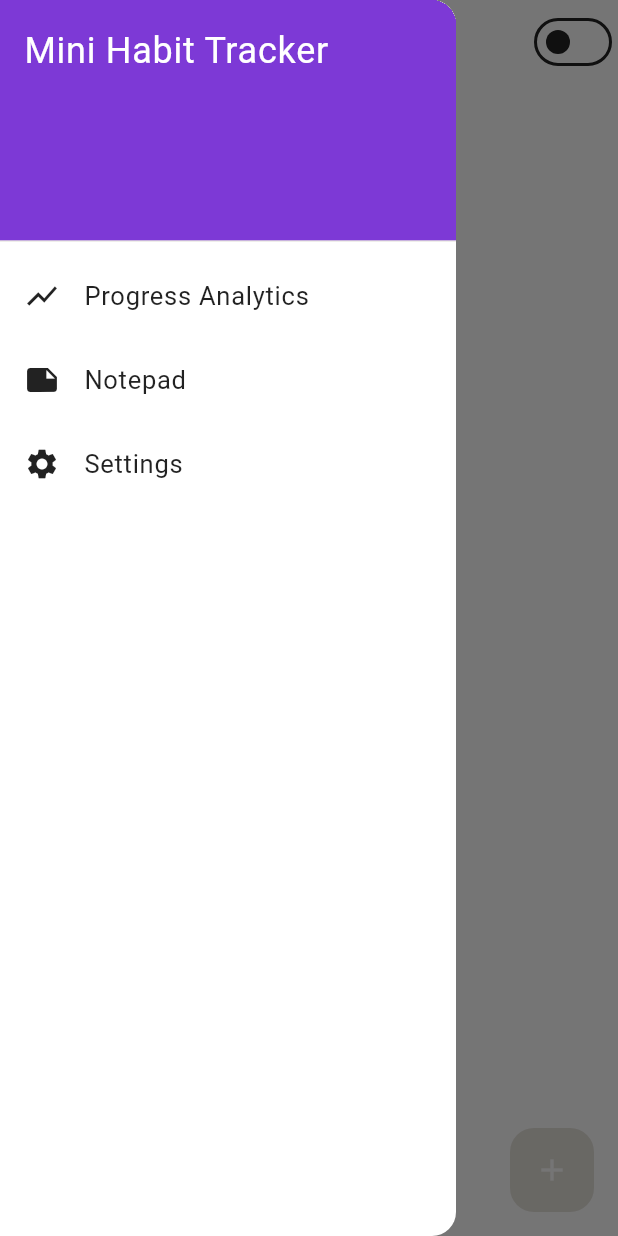
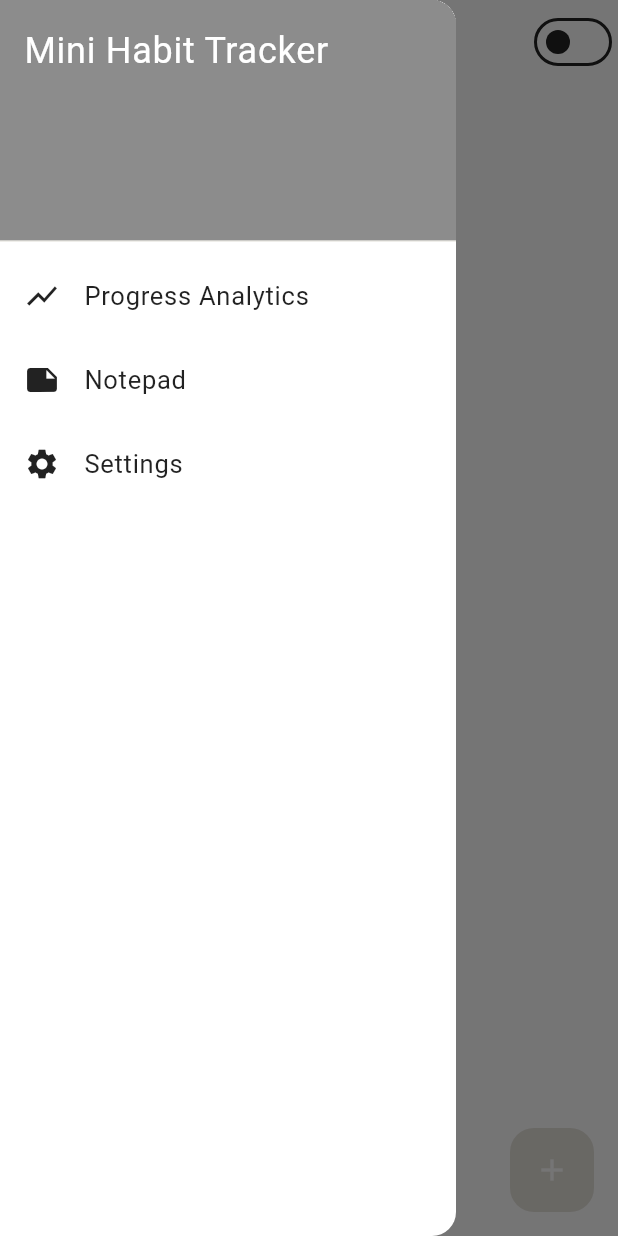
Before and after one commit to meeddhaa/mini_habit_tracker, a Flutter app: the screen it shows after launch, with the side drawer open, on a phone screen of 412 x 824 dp. Run offline on Flutter 3.47's test engine with Material 3 defaults, Android fonts, the phone set to English and light mode, and no system bars; our stand-ins replace cloud_firestore, firebase_auth, firebase_core, fl_chart, flutter_heatmap_calendar, flutter_local_notifications and 5 more; accounts and stored records are empty; generated files the repository leaves out were written again; network calls fail.

```diff
--- a/lib/main.dart
+++ b/lib/main.dart
@@ -58,15 +58,14 @@ class MyApp extends StatelessWidget {
 
   @override
   Widget build(BuildContext context) {
-    // CRUCIAL: Using Consumer guarantees that when the themeProvider's
-    // themeData changes (which it does right at startup), the MaterialApp rebuilds.
+
     return Consumer<ThemeProvider>(
       builder: (context, themeProvider, child) {
         return MaterialApp(
           debugShowCheckedModeBanner: false,
-          title: 'Aesthetic VIOLET Tracker', // <-- Keep this title for verification!
+          title: 'Aesthetic VIOLET Tracker',
 
-          // The theme data is pulled here, ensuring the latest theme is used.
+
           theme: themeProvider.themeData,
 
           initialRoute: '/',
--- a/lib/pages/home_page.dart
+++ b/lib/pages/home_page.dart
@@ -1,3 +1,4 @@
+// home_page.dart
 import 'package:flutter/material.dart';
 import 'package:mini_habit_tracker/components/my_habit_tile.dart';
 import 'package:mini_habit_tracker/components/my_heatmap.dart';
@@ -232,15 +233,22 @@ class _HomePageState extends State<HomePage> {
         child: ListView(
           padding: EdgeInsets.zero,
           children: [
-            const DrawerHeader(
+
+            DrawerHeader(
               decoration: BoxDecoration(
-                color: Color.fromARGB(255, 125, 57, 214),
+
+                color: Theme.of(context).colorScheme.primary,
               ),
               child: Text(
                 'Mini Habit Tracker',
-                style: TextStyle(color: Color.fromARGB(255, 255, 255, 255), fontSize: 24),
+                style: TextStyle(
+                  //
+                  color: Theme.of(context).colorScheme.inversePrimary,
+                  fontSize: 24,
+                ),
               ),
             ),
+            // END OF FIX
             ListTile(
               leading: const Icon(Icons.show_chart),
               title: const Text('Progress Analytics'),
--- a/lib/pages/theme/dark_mode.dart
+++ b/lib/pages/theme/dark_mode.dart
@@ -1,10 +1,14 @@
+// lib/pages/theme/dark_mode.dart
 import 'package:flutter/material.dart';
 
-ThemeData darkMode = ThemeData(
-  colorScheme: ColorScheme.dark(
-    primary: const Color(0xFF3A3A3A),        // MUJI charcoal grey
-    secondary: const Color(0xFF4A4A4A),      // soft muted grey
-    surface: const Color(0xFF2B2B2B),        // warm dark surface
+// 🛑 CRITICAL FIX: Changed from 'ThemeData darkMode = ...' to a getter
+ThemeData get darkMode => ThemeData(
+  brightness: Brightness.dark,
+
+  colorScheme: const ColorScheme.dark(
+    primary: Color(0xFF3A3A3A),        // MUJI charcoal grey
+    secondary: Color(0xFF4A4A4A),      // soft muted grey
+    surface: Color(0xFF2B2B2B),        // warm dark surface
     onPrimary: Colors.white,
     onSecondary: Colors.white,
     onSurface: Colors.white,
@@ -24,10 +28,10 @@ ThemeData darkMode = ThemeData(
       backgroundColor: const Color(0xFF4A4A4A), // muted charcoal
       foregroundColor: Colors.white,
       elevation: 0,
-      shape: RoundedRectangleBorder(
+      shape: const RoundedRectangleBorder(
         borderRadius: BorderRadius.all(Radius.circular(10)),
       ),
-      padding: EdgeInsets.symmetric(vertical: 12, horizontal: 24),
+      padding: const EdgeInsets.symmetric(vertical: 12, horizontal: 24),
     ),
   ),
 
--- a/lib/pages/theme/light_mode.dart
+++ b/lib/pages/theme/light_mode.dart
@@ -1,20 +1,22 @@
+// lib/pages/theme/light_mode.dart
 import 'package:flutter/material.dart';
 
-final ThemeData lightMode = ThemeData(
+// CRITICAL FIX: Changed to a getter (ThemeData get lightMode) to bypass caching
+ThemeData get lightMode => ThemeData(
   brightness: Brightness.light,
 
-  //  Color Palette
-  colorScheme: ColorScheme(
+  // Color Palette
+  colorScheme: const ColorScheme(
     brightness: Brightness.light,
-    primary: const Color(0xFF8C8C8C),       // MUJI warm grey
-    secondary: const Color(0xFFE5E2DB),     // Soft beige (linen tone)
-    surface: Colors.white,
-    background: const Color(0xFFF7F6F3),    // MUJI off-white
+    primary: Color(0xFF8C8C8C),       // MUJI warm grey (Used for DrawerHeader, main accents)
+    secondary: Color(0xFFE5E2DB),     // Soft beige (Used for interaction backgrounds)
+    surface: Colors.white,            // Card/Dialog background
+    background: Color(0xFFF7F6F3),    // MUJI off-white (Scaffold background)
     error: Colors.red,
-    onPrimary: Colors.white,
+    onPrimary: Colors.white,          // Text color on primary
     onSecondary: Colors.black87,
     onSurface: Colors.black87,
-    onBackground: Colors.black87,
+    onBackground: Colors.black87,     // Text color on scaffold
     onError: Colors.white,
   ),
 
@@ -38,10 +40,10 @@ final ThemeData lightMode = ThemeData(
   elevatedButtonTheme: ElevatedButtonThemeData(
     style: ElevatedButton.styleFrom(
       elevation: 0,
-      backgroundColor: Color(0xFF8C8C8C),
+      backgroundColor: const Color(0xFF8C8C8C),
       foregroundColor: Colors.white,
-      padding: EdgeInsets.symmetric(vertical: 12, horizontal: 24),
-      shape: RoundedRectangleBorder(
+      padding: const EdgeInsets.symmetric(vertical: 12, horizontal: 24),
+      shape: const RoundedRectangleBorder(
         borderRadius: BorderRadius.all(Radius.circular(10)),
       ),
     ),
@@ -49,9 +51,9 @@ final ThemeData lightMode = ThemeData(
 
   textButtonTheme: TextButtonThemeData(
     style: TextButton.styleFrom(
-      foregroundColor: Color(0xFF5A5A5A),
-      padding: EdgeInsets.symmetric(horizontal: 8, vertical: 4),
-      textStyle: TextStyle(
+      foregroundColor: const Color(0xFF5A5A5A),
+      padding: const EdgeInsets.symmetric(horizontal: 8, vertical: 4),
+      textStyle: const TextStyle(
         fontSize: 14,
         fontWeight: FontWeight.w400,
         letterSpacing: 0.5,
@@ -62,36 +64,36 @@ final ThemeData lightMode = ThemeData(
   // Text Fields
   inputDecorationTheme: InputDecorationTheme(
     filled: true,
-    fillColor: Color(0xFFEDEBE7), // warm beige white
-    contentPadding: EdgeInsets.symmetric(vertical: 12, horizontal: 16),
+    fillColor: const Color(0xFFEDEBE7), // warm beige white
+    contentPadding: const EdgeInsets.symmetric(vertical: 12, horizontal: 16),
     border: OutlineInputBorder(
-      borderRadius: BorderRadius.all(Radius.circular(10)),
-      borderSide: BorderSide(color: Color.fromARGB(255, 210, 187, 141)),
+      borderRadius: const BorderRadius.all(Radius.circular(10)),
+      borderSide: BorderSide(color: const Color.fromARGB(255, 210, 187, 141).withOpacity(0.5)),
     ),
-    enabledBorder: OutlineInputBorder(
+    enabledBorder: const OutlineInputBorder(
       borderRadius: BorderRadius.all(Radius.circular(10)),
       borderSide: BorderSide(color: Color(0xFFDAD7D1)),
     ),
-    focusedBorder: OutlineInputBorder(
+    focusedBorder: const OutlineInputBorder(
       borderRadius: BorderRadius.all(Radius.circular(10)),
       borderSide: BorderSide(color: Color(0xFF8C8C8C), width: 1),
     ),
-    hintStyle: TextStyle(color: Color(0xFF8F8F8F)),
+    hintStyle: const TextStyle(color: Color(0xFF8F8F8F)),
   ),
 
   // Cards
   cardTheme: CardTheme(
     color: Colors.white,
     elevation: 0,
-    margin: EdgeInsets.all(8),
+    margin: const EdgeInsets.all(8),
     shape: RoundedRectangleBorder(
       borderRadius: BorderRadius.circular(12),
-      side: BorderSide(color: Color(0xFFEAE7E2)),
+      side: const BorderSide(color: Color(0xFFEAE7E2)),
     ),
   ),
 
   // Typography
-  textTheme: TextTheme(
+  textTheme: const TextTheme(
     bodyMedium: TextStyle(
       fontSize: 15,
       color: Colors.black87,
@@ -112,7 +114,7 @@ final ThemeData lightMode = ThemeData(
   ),
 
   dividerColor: const Color(0xFFE0DDD6),
-  dividerTheme: DividerThemeData(
+  dividerTheme: const DividerThemeData(
     thickness: 0.8,
     color: Color(0xFFE0DDD6),
   ),
--- a/lib/pages/theme/theme_provider.dart
+++ b/lib/pages/theme/theme_provider.dart
@@ -1,24 +1,26 @@
+// lib/pages/theme/theme_provider.dart
 import 'package:flutter/material.dart';
-import 'package:mini_habit_tracker/pages/theme/dark_mode.dart';
 
+import 'dark_mode.dart';
 import 'light_mode.dart';
 
 class ThemeProvider extends ChangeNotifier {
-  // Initially, light mode
+  // Accesses the 'lightMode' getter for a fresh Theme object
   ThemeData _themeData = lightMode;
 
   // Get current theme
   ThemeData get themeData => _themeData;
 
-  // Is current theme dark mode
-  bool get isDarkMode => _themeData == darkMode;
+  // 🛑 FIX: Use brightness property for the most reliable theme check
+  bool get isDarkMode => _themeData.brightness == Brightness.dark;
 
   // Toggle theme
   void toggleTheme() {
-    if (_themeData == lightMode) {
-      _themeData = darkMode;
+    // 🛑 FIX: Check the brightness property to determine the current state
+    if (_themeData.brightness == Brightness.light) {
+      _themeData = darkMode; // Accesses the darkMode getter (fresh object)
     } else {
-      _themeData = lightMode;
+      _themeData = lightMode; // Accesses the lightMode getter (fresh object)
     }
     notifyListeners(); // Notify listeners after changing the theme
   }
```
